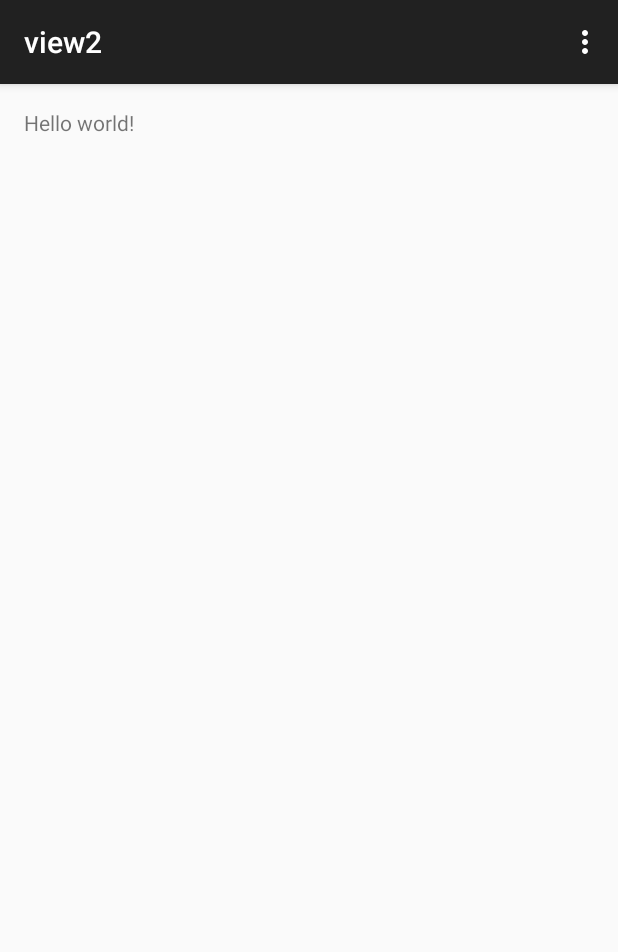
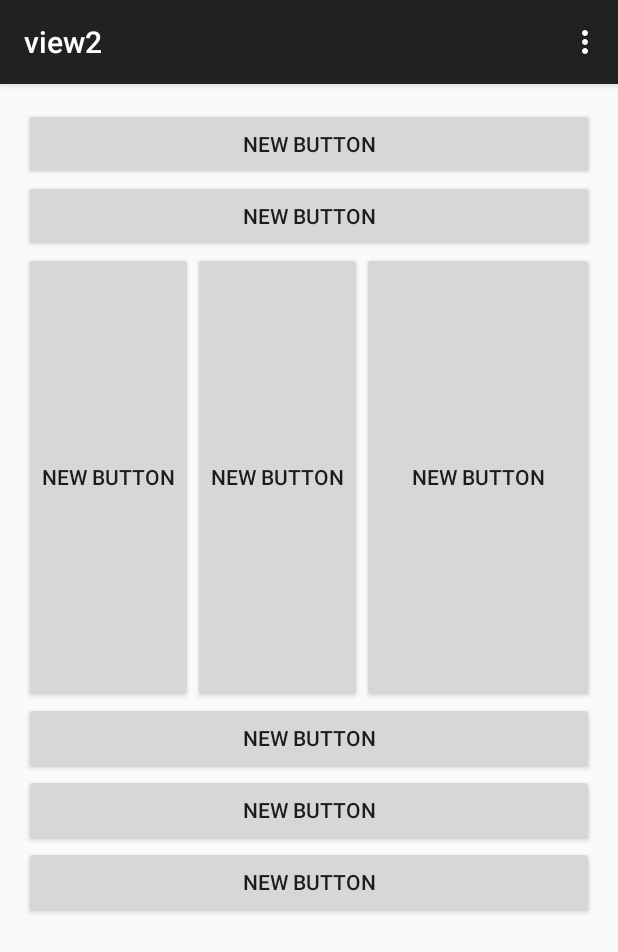
Before and after one commit to fishingboy/Android_Test, an Android app: the screen it shows after launch (LinearView), on a phone screen of 412 x 824 dp. Shown: the top 952 px of the screen. Run offline under Robolectric (Android 15) with nearby library versions, the phone set to English and light mode, and no system bars.

Commit message:
Layout 測試: Linear, Table, Relative

```diff
--- a/app/src/main/res/layout/activity_linear.xml
+++ b/app/src/main/res/layout/activity_linear.xml
@@ -7,7 +7,64 @@
     tools:context="com.leo_kuo.android_test.view2"
     android:orientation="vertical">
 
-    <TextView android:text="@string/hello_world" android:layout_width="wrap_content"
-        android:layout_height="wrap_content" />
+
+    <Button
+        android:layout_width="match_parent"
+        android:layout_height="wrap_content"
+        android:text="New Button"
+        android:id="@+id/button"/>
+
+    <Button
+        android:layout_width="match_parent"
+        android:layout_height="wrap_content"
+        android:text="New Button"
+        android:id="@+id/button11"/>
+
+    <LinearLayout
+        android:orientation="horizontal"
+        android:layout_width="match_parent"
+        android:layout_height="300dp">
+
+        <Button
+            android:layout_width="wrap_content"
+            android:layout_height="match_parent"
+            android:text="New Button"
+            android:id="@+id/button12"/>
+
+        <Button
+            android:layout_width="wrap_content"
+            android:layout_height="match_parent"
+            android:text="New Button"
+            android:id="@+id/button13"/>
+
+        <Button
+            android:layout_width="match_parent"
+            android:layout_height="match_parent"
+            android:text="New Button"
+            android:id="@+id/button14"
+            android:layout_gravity="center_vertical"/>
+    </LinearLayout>
+
+    <Button
+        android:layout_width="match_parent"
+        android:layout_height="wrap_content"
+        android:text="New Button"
+        android:id="@+id/button15"
+        android:layout_gravity="center_horizontal"/>
+
+    <Button
+        android:layout_width="match_parent"
+        android:layout_height="wrap_content"
+        android:text="New Button"
+        android:id="@+id/button16"
+        android:layout_gravity="center_horizontal"/>
+
+    <Button
+        android:layout_width="match_parent"
+        android:layout_height="wrap_content"
+        android:text="New Button"
+        android:id="@+id/button17"
+        android:layout_gravity="center_horizontal"/>
+
 
 </LinearLayout>
--- a/app/src/main/res/values/strings.xml
+++ b/app/src/main/res/values/strings.xml
@@ -7,5 +7,7 @@
     <string name="action_about">關於</string>
     <string name="title_activity_view2">view2</string>
     <string name="title_activity_scroll">捲軸測試</string>
+    <string name="title_activity_table">Table Layout 測試</string>
+    <string name="title_activity_relative">Relative Layout 測試</string>
 
 </resources>
```
Also changed, not shown: app/src/main/AndroidManifest.xml (+8 -0 lines), app/src/main/java/com/leo_kuo/android_test/MainView.java (+17 -0 lines), app/src/main/java/com/leo_kuo/android_test/RelativeActivity.java (added, +44 -0 lines), app/src/main/java/com/leo_kuo/android_test/TableActivity.java (added, +44 -0 lines), app/src/main/res/layout/activity_main.xml (+12 -9 lines), app/src/main/res/layout/activity_relative.xml (added, +63 -0 lines), app/src/main/res/layout/activity_table.xml (added, +82 -0 lines), app/src/main/res/menu/menu_relative.xml (added, +9 -0 lines), app/src/main/res/menu/menu_table.xml (added, +9 -0 lines).
